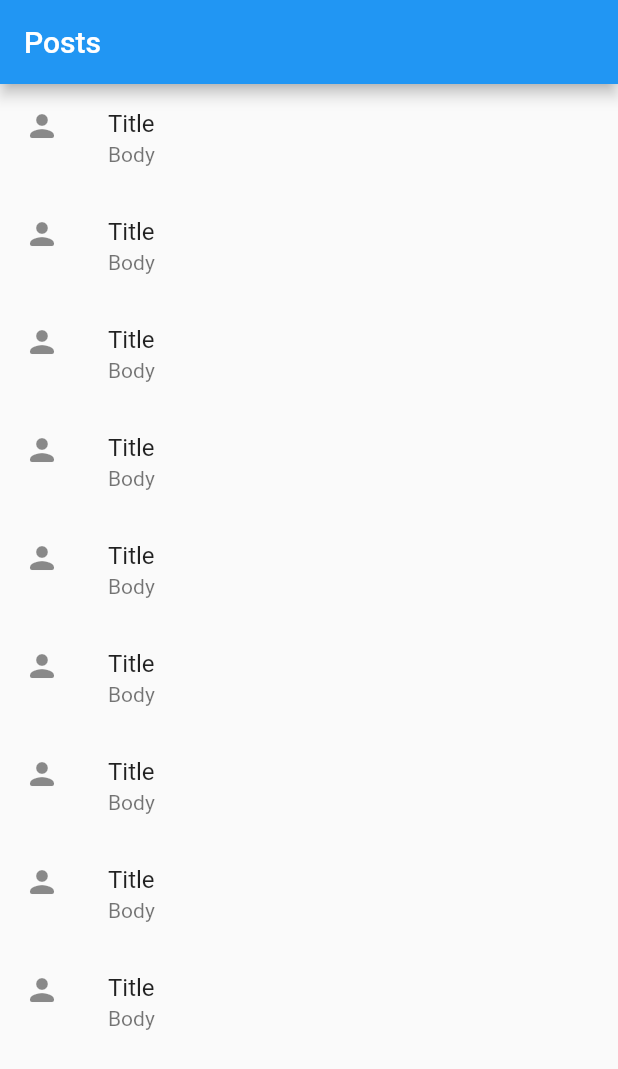
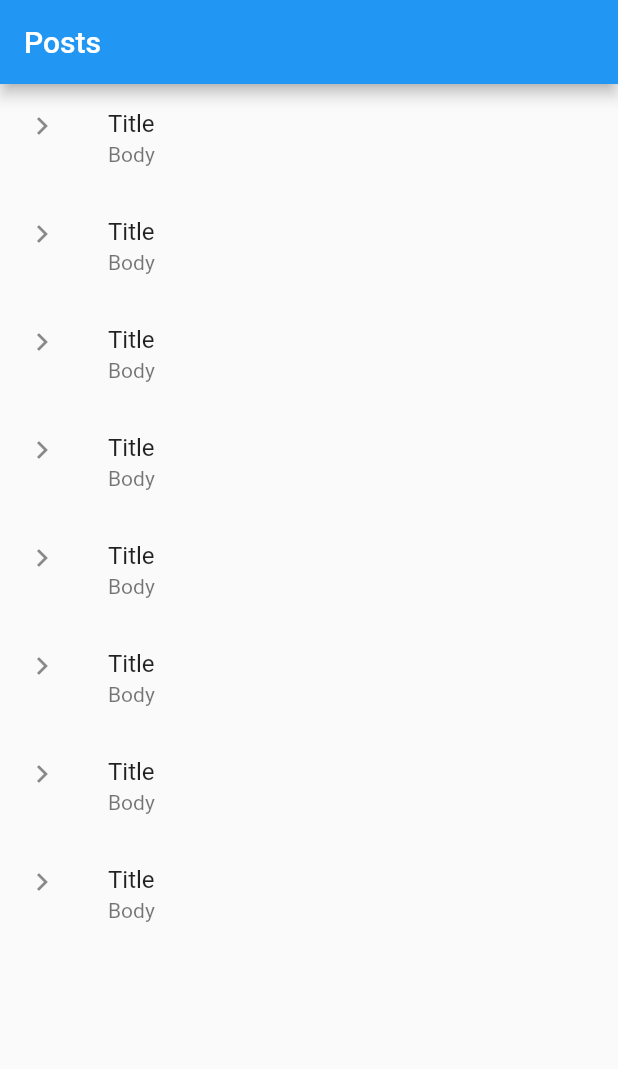
Before and after one commit to EcemBostancioglu/bloc_with_api, a Flutter app: the screen it shows after launch, on a phone screen of 412 x 824 dp. Shown: the top 1069 px of the screen. Run offline on Flutter 3.47's test engine with Material 2 defaults, Android fonts, the phone set to English and light mode, and no system bars; our stand-ins replace bloc, dio, flutter_screenutil.

```diff
--- a/lib/view/home_view.dart
+++ b/lib/view/home_view.dart
@@ -2,7 +2,7 @@ import 'package:bloc_with_api/constants/text_constants.dart';
 import 'package:flutter/material.dart';
 
 class HomeView extends StatefulWidget {
- const HomeView({Key? key}) : super(key: key);
+  const HomeView({Key? key}) : super(key: key);
 
 
   @override
@@ -10,21 +10,22 @@ class HomeView extends StatefulWidget {
 }
 
 class _HomeViewState extends State<HomeView> {
+
   @override
   Widget build(BuildContext context) {
     return Scaffold(
       appBar: AppBar(
-        title:const Text(TextConstants.posts),
+        title: const Text(TextConstants.posts),
       ),
       body: ListView.builder(
-        itemCount: 9,
-        itemBuilder: (context,index) {
+        itemCount:8,
+        itemBuilder: (context, index) {
           return const ListTile(
-            leading: Icon(Icons.person_rounded),
+            leading: Icon(Icons.chevron_right),
             title: Text('Title'),
-            subtitle:Text('Body'),
+            subtitle: Text('Body'),
           );
-        },),
+        },)
     );
-    }
+  }
 }
```
Also changed, not shown: lib/bloc/posts_bloc.dart (+4 -5 lines), lib/bloc/posts_state.dart (+8 -0 lines), lib/main.dart (+6 -6 lines), lib/bloc/posts_event.dart (line endings or trailing spaces).
